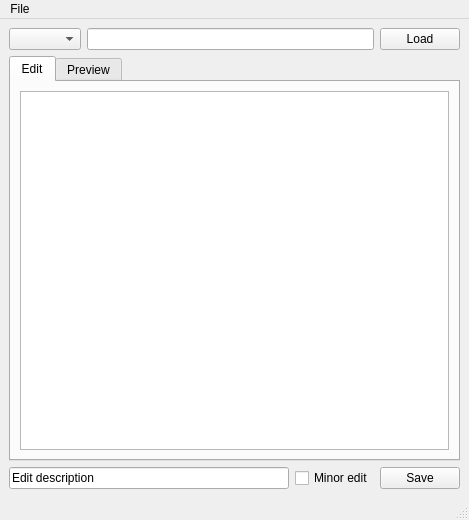
This is weboob/applications/qwebcontentedit/ui/main_window.ui in laurentb/weboob as Qt 5 draws it before an edit. The edited form follows.
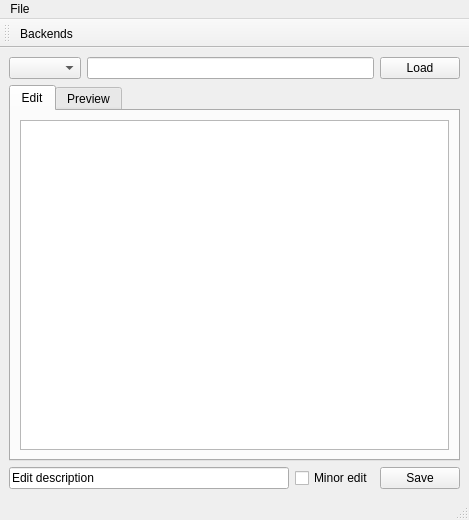
This is the edited form.

Commit message: add a button to configure backends

The edit to the form file:
```diff
--- a/weboob/applications/qwebcontentedit/ui/main_window.ui
+++ b/weboob/applications/qwebcontentedit/ui/main_window.ui
@@ -112,11 +112,28 @@
    <addaction name="menuFile"/>
   </widget>
   <widget class="QStatusBar" name="statusbar"/>
+  <widget class="QToolBar" name="toolBar">
+   <property name="windowTitle">
+    <string>toolBar</string>
+   </property>
+   <attribute name="toolBarArea">
+    <enum>TopToolBarArea</enum>
+   </attribute>
+   <attribute name="toolBarBreak">
+    <bool>false</bool>
+   </attribute>
+   <addaction name="actionBackends"/>
+  </widget>
   <action name="actionExit">
    <property name="text">
     <string>Exit</string>
    </property>
   </action>
+  <action name="actionBackends">
+   <property name="text">
+    <string>Backends</string>
+   </property>
+  </action>
  </widget>
  <resources/>
  <connections>
```
Left out of the diff: 4 changed lines with no effect on the pictures. The commit also changes 1 other file.
